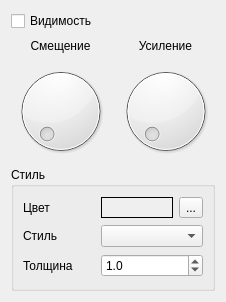
This is oscopechannelwgt.ui in catompiler/QCanDrive as Qt 5 draws it before an edit. The edited form follows.
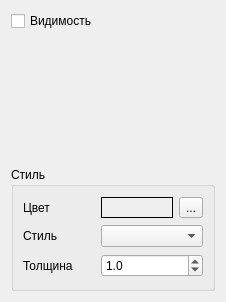
This is the edited form. Custom widgets are drawn as their Qt base class.

Commit message: oscope axis scale widget

What changed in the file:
```diff
--- a/oscopechannelwgt.ui
+++ b/oscopechannelwgt.ui
@@ -22,32 +22,12 @@
     </widget>
    </item>
    <item>
-    <layout class="QGridLayout" name="gridLayout">
-     <item row="0" column="0">
-      <widget class="QLabel" name="lblOffset">
-       <property name="text">
-        <string>Смещение</string>
-       </property>
-       <property name="alignment">
-        <set>Qt::AlignCenter</set>
-       </property>
-      </widget>
-     </item>
-     <item row="0" column="1">
-      <widget class="QLabel" name="lblGain">
-       <property name="text">
-        <string>Усиление</string>
-       </property>
-       <property name="alignment">
-        <set>Qt::AlignCenter</set>
-       </property>
-      </widget>
-     </item>
-     <item row="1" column="0">
-      <widget class="QDial" name="dlOffset"/>
-     </item>
-     <item row="1" column="1">
-      <widget class="QDial" name="dlScale"/>
+    <layout class="QVBoxLayout" name="layoutVert">
+     <property name="spacing">
+      <number>0</number>
+     </property>
+     <item>
+      <widget class="OScopeAxisWgt" name="asVert" native="true"/>
      </item>
     </layout>
    </item>
@@ -119,6 +99,14 @@
    </item>
   </layout>
  </widget>
+ <customwidgets>
+  <customwidget>
+   <class>OScopeAxisWgt</class>
+   <extends>QWidget</extends>
+   <header>oscopeaxiswgt.h</header>
+   <container>1</container>
+  </customwidget>
+ </customwidgets>
  <resources/>
  <connections/>
 </ui>
```
The commit also changes 9 other files.
